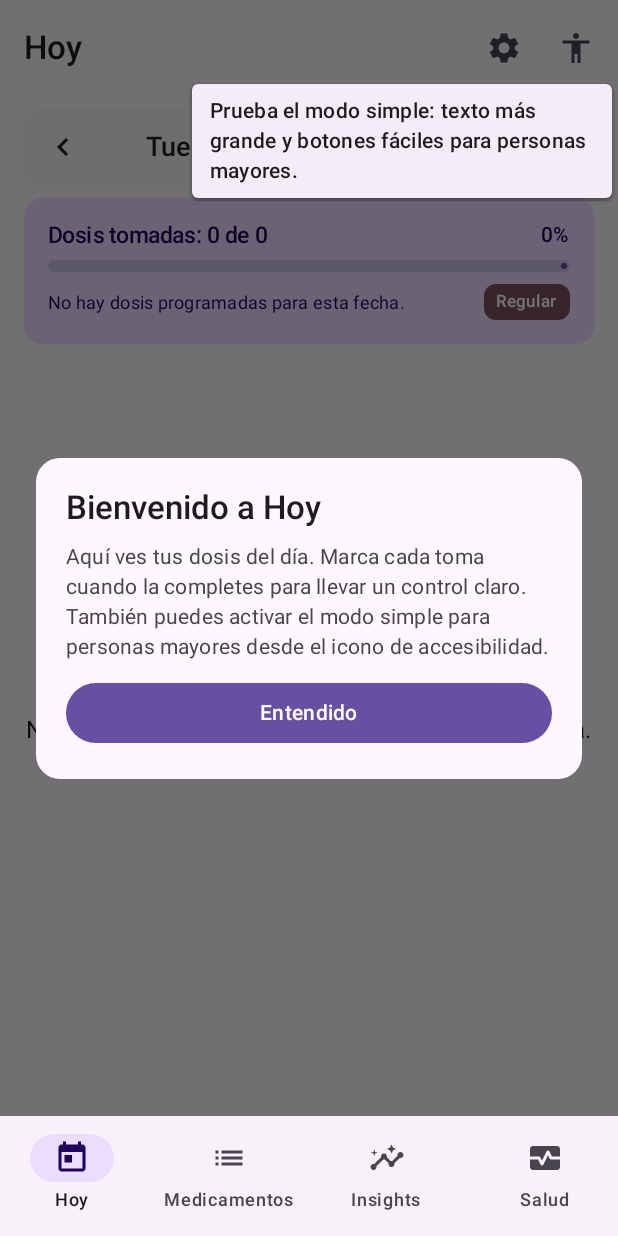
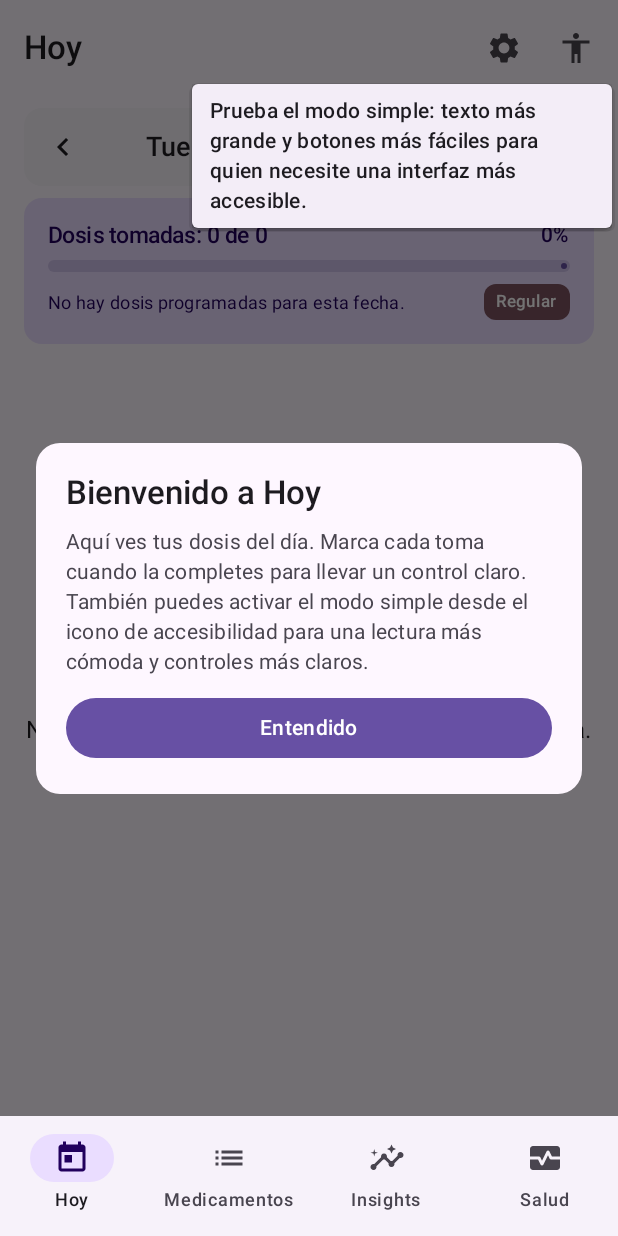
Before and after one commit to navaga/Saludario, an Android app built with Jetpack Compose: the composable NormalModeContent shown on its own in the app's theme, on a phone screen of 412 x 824 dp. Run offline under Robolectric (Android 15) with nearby library versions, the light colour scheme and no system bars; our stand-ins replace Room's generated code.

Commit message:
Mejora de textos

```diff
--- a/app/src/main/res/values/strings.xml
+++ b/app/src/main/res/values/strings.xml
@@ -5,7 +5,7 @@
     <!-- Tutoriales por pantalla -->
     <string name="tutorial_understood">Entendido</string>
     <string name="tutorial_today_title">Bienvenido a Hoy</string>
-    <string name="tutorial_today_message">Aquí ves tus dosis del día. Marca cada toma cuando la completes para llevar un control claro. También puedes activar el modo simple para personas mayores desde el icono de accesibilidad.</string>
+    <string name="tutorial_today_message">Aquí ves tus dosis del día. Marca cada toma cuando la completes para llevar un control claro. También puedes activar el modo simple desde el icono de accesibilidad para una lectura más cómoda y controles más claros.</string>
     <string name="tutorial_medications_title">Lista de Medicamentos</string>
     <string name="tutorial_medications_message">En esta pantalla puedes revisar tus medicamentos, editarlos o eliminarlos cuando lo necesites.</string>
     <string name="tutorial_add_title">Añadir Medicamento</string>
@@ -107,7 +107,7 @@
     <string name="today_title">Hoy</string>
     <string name="today_empty">No hay medicaciones programadas para hoy.</string>
     <string name="today_simple_mode_cd">Modo simple</string>
-    <string name="today_simple_mode_tooltip">Prueba el modo simple: texto más grande y botones fáciles para personas mayores.</string>
+    <string name="today_simple_mode_tooltip">Prueba el modo simple: texto más grande y botones más fáciles para quien necesite una interfaz más accesible.</string>
     <string name="today_mark_not_taken">Marcar como no tomado</string>
     <string name="today_mark_taken">Marcar como tomado</string>
     <string name="today_status_pending">Pendiente</string>
```
Also changed, not shown: 3 other files.
